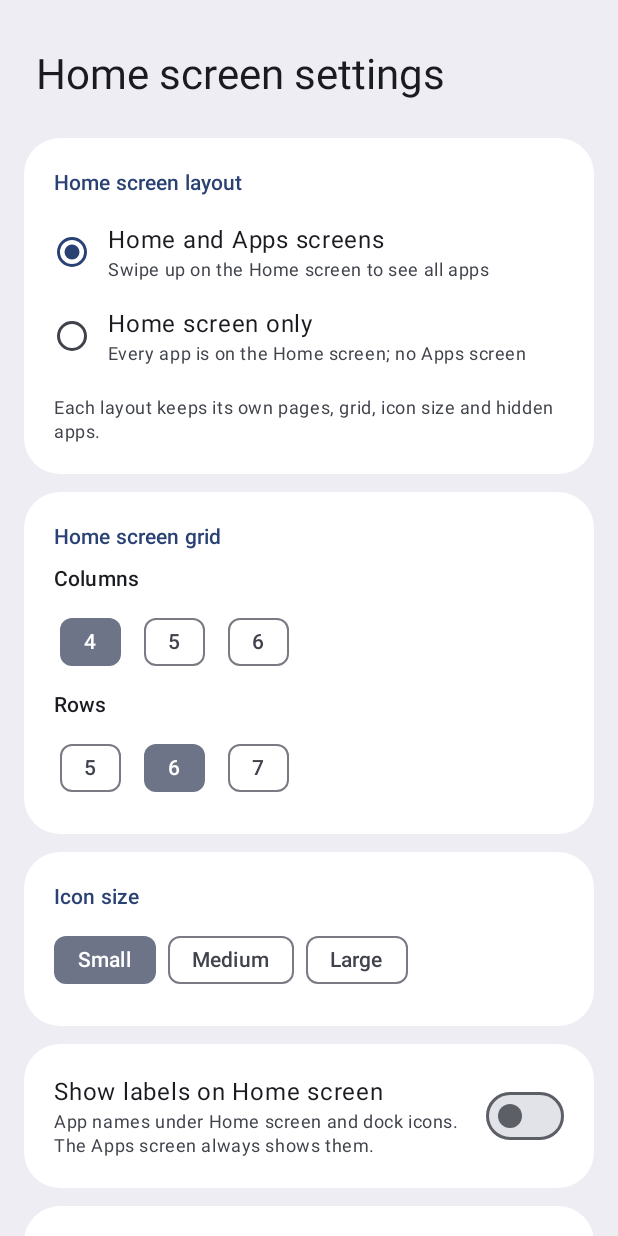
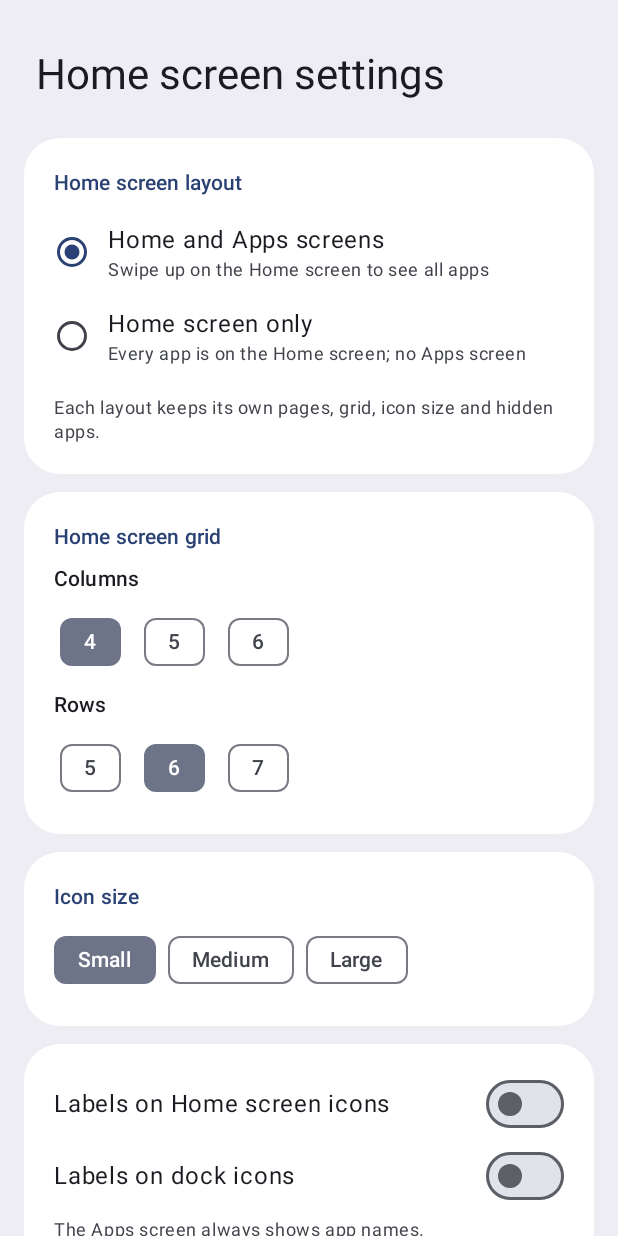
Before and after one commit to JacoMartins/canyon-ui-launcher, an Android app built with Jetpack Compose: the SettingsActivity screen opened directly, with no data from a screen before it, after a tap on "Small", on a phone screen of 412 x 824 dp. Run offline under Robolectric (Android 15) with nearby library versions, the phone set to English and light mode, and no system bars; our stand-ins replace Room's generated code.

Commit message:
Stage 1.5: 10sp labels, separate home and dock label switches
Co-Authored-By: Claude Opus 5.5 <noreply@anthropic.com>
Claude-Session: https://claude.ai/code/session_019c4sHobNMTCg8eiegxqmGT

```diff
--- a/app/build.gradle.kts
+++ b/app/build.gradle.kts
@@ -18,8 +18,8 @@ android {
         applicationId = "com.example.homelauncher"
         minSdk = 29
         targetSdk = 37
-        versionCode = 6
-        versionName = "0.1.4-stage1"
+        versionCode = 7
+        versionName = "0.1.5-stage1"
     }
 
     signingConfigs {
--- a/app/src/main/java/com/example/homelauncher/SettingsActivity.kt
+++ b/app/src/main/java/com/example/homelauncher/SettingsActivity.kt
@@ -17,6 +17,7 @@ import androidx.compose.foundation.layout.windowInsetsPadding
 import androidx.compose.foundation.rememberScrollState
 import androidx.compose.foundation.selection.selectable
 import androidx.compose.foundation.selection.selectableGroup
+import androidx.compose.foundation.selection.toggleable
 import androidx.compose.foundation.shape.RoundedCornerShape
 import androidx.compose.foundation.verticalScroll
 import androidx.compose.material3.FilterChip
@@ -161,16 +162,17 @@ private fun SettingsScreen(s: LauncherSettings, store: SettingsStore, hiddenMode
         }
 
         Card {
-            Row(verticalAlignment = Alignment.CenterVertically) {
-                Column(Modifier.weight(1f)) {
-                    Text(stringResource(R.string.show_labels), style = MaterialTheme.typography.bodyLarge)
-                    Text(stringResource(R.string.show_labels_summary), style = MaterialTheme.typography.bodySmall, color = MaterialTheme.colorScheme.onSurfaceVariant)
-                }
-                Switch(
-                    checked = s.grid.showLabels,
-                    onCheckedChange = { scope.launch { store.setShowLabels(s.layoutMode, it) } },
-                )
-            }
+            SwitchRow(
+                title = stringResource(R.string.show_home_labels),
+                checked = s.grid.showHomeLabels,
+                onChange = { scope.launch { store.setShowHomeLabels(s.layoutMode, it) } },
+            )
+            SwitchRow(
+                title = stringResource(R.string.show_dock_labels),
+                checked = s.grid.showDockLabels,
+                onChange = { scope.launch { store.setShowDockLabels(s.layoutMode, it) } },
+            )
+            Text(stringResource(R.string.labels_summary), style = MaterialTheme.typography.bodySmall, color = MaterialTheme.colorScheme.onSurfaceVariant)
         }
 
         Card(onClick = { showHidden = true }) {
@@ -191,6 +193,20 @@ private fun pluralHidden(n: Int): String =
     androidx.compose.ui.res.pluralStringResource(R.plurals.hidden_count, n, n)
 
 @Composable
+private fun SwitchRow(title: String, checked: Boolean, onChange: (Boolean) -> Unit) {
+    Row(
+        Modifier
+            .fillMaxWidth()
+            .toggleable(value = checked, role = Role.Switch, onValueChange = onChange)
+            .padding(vertical = 4.dp),
+        verticalAlignment = Alignment.CenterVertically,
+    ) {
+        Text(title, style = MaterialTheme.typography.bodyLarge, modifier = Modifier.weight(1f))
+        Switch(checked = checked, onCheckedChange = null)
+    }
+}
+
+@Composable
 private fun SectionTitle(text: String) {
     Text(text, style = MaterialTheme.typography.titleSmall, fontWeight = FontWeight.SemiBold, color = MaterialTheme.colorScheme.primary)
 }
--- a/app/src/main/java/com/example/homelauncher/data/HomeRepository.kt
+++ b/app/src/main/java/com/example/homelauncher/data/HomeRepository.kt
@@ -38,7 +38,8 @@ data class HomeState(
     val rows: Int,
     val dockSlots: Int,
     val iconSize: IconSize,
-    val showLabels: Boolean,
+    val showHomeLabels: Boolean,
+    val showDockLabels: Boolean,
     val items: List<HomeItem>,
 ) {
     val drawerEnabled get() = mode == LayoutMode.HOME_AND_DRAWER
@@ -168,7 +169,7 @@ class HomeRepository(
             (visible.maxOfOrNull { if (it.placed.container == Container.DESKTOP) it.placed.pageIndex else 0 } ?: 0) + 1,
             1,
         )
-        val state = HomeState(mode, pageCount, grid.columns, grid.rows, grid.dockSlots, grid.iconSize, grid.showLabels, visible)
+        val state = HomeState(mode, pageCount, grid.columns, grid.rows, grid.dockSlots, grid.iconSize, grid.showHomeLabels, grid.showDockLabels, visible)
         return Computed(state, dao, resolved.updates, additions)
     }
 
--- a/app/src/main/java/com/example/homelauncher/data/SettingsStore.kt
+++ b/app/src/main/java/com/example/homelauncher/data/SettingsStore.kt
@@ -37,8 +37,10 @@ data class GridSpec(
     val rows: Int = 6,
     val dockSlots: Int = 4,
     val iconSize: IconSize = IconSize.MEDIUM,
-    /** Labels under home and dock icons. The Apps screen always shows them. */
-    val showLabels: Boolean = false,
+    /** Labels under home screen icons. The Apps screen always shows them. */
+    val showHomeLabels: Boolean = false,
+    /** Labels under dock icons, set separately from the home screen. */
+    val showDockLabels: Boolean = false,
 )
 
 data class LauncherSettings(
@@ -76,7 +78,8 @@ class SettingsStore(private val context: Context) {
         fun rows(m: LayoutMode) = intPreferencesKey("${m.storageKey}.grid_rows")
         fun dock(m: LayoutMode) = intPreferencesKey("${m.storageKey}.dock_slots")
         fun iconSize(m: LayoutMode) = stringPreferencesKey("${m.storageKey}.icon_size")
-        fun showLabels(m: LayoutMode) = booleanPreferencesKey("${m.storageKey}.show_labels")
+        fun showHomeLabels(m: LayoutMode) = booleanPreferencesKey("${m.storageKey}.show_labels")
+        fun showDockLabels(m: LayoutMode) = booleanPreferencesKey("${m.storageKey}.show_dock_labels")
         fun hidden(m: LayoutMode) = stringSetPreferencesKey("${m.storageKey}.hidden_apps")
     }
 
@@ -87,7 +90,8 @@ class SettingsStore(private val context: Context) {
             rows = (p[Keys.rows(m)] ?: d.rows).coerceIn(MIN_ROWS, MAX_ROWS),
             dockSlots = (p[Keys.dock(m)] ?: d.dockSlots).coerceIn(4, 5),
             iconSize = p[Keys.iconSize(m)]?.let { v -> IconSize.entries.firstOrNull { it.name == v } } ?: d.iconSize,
-            showLabels = p[Keys.showLabels(m)] ?: d.showLabels,
+            showHomeLabels = p[Keys.showHomeLabels(m)] ?: d.showHomeLabels,
+            showDockLabels = p[Keys.showDockLabels(m)] ?: d.showDockLabels,
         )
     }
 
@@ -119,8 +123,12 @@ class SettingsStore(private val context: Context) {
         context.dataStore.edit { it[Keys.iconSize(mode)] = size.name }
     }
 
-    suspend fun setShowLabels(mode: LayoutMode, show: Boolean) {
-        context.dataStore.edit { it[Keys.showLabels(mode)] = show }
+    suspend fun setShowHomeLabels(mode: LayoutMode, show: Boolean) {
+        context.dataStore.edit { it[Keys.showHomeLabels(mode)] = show }
+    }
+
+    suspend fun setShowDockLabels(mode: LayoutMode, show: Boolean) {
+        context.dataStore.edit { it[Keys.showDockLabels(mode)] = show }
     }
 
     /** Hides or shows an app in the active layout mode only. */
--- a/app/src/main/res/values/strings.xml
+++ b/app/src/main/res/values/strings.xml
@@ -46,8 +46,9 @@
     <string name="icon_size_small">Small</string>
     <string name="icon_size_medium">Medium</string>
     <string name="icon_size_large">Large</string>
-    <string name="show_labels">Show labels on Home screen</string>
-    <string name="show_labels_summary">App names under Home screen and dock icons. The Apps screen always shows them.</string>
+    <string name="show_home_labels">Labels on Home screen icons</string>
+    <string name="show_dock_labels">Labels on dock icons</string>
+    <string name="labels_summary">The Apps screen always shows app names.</string>
     <string name="hidden_apps_per_layout">Applies to the current layout only</string>
     <plurals name="hidden_count">
         <item quantity="one">%1$d app hidden</item>
```
Also changed, not shown: app/src/main/java/com/example/homelauncher/HomeActivity.kt (+18 -12 lines), app/src/main/java/com/example/homelauncher/ui/home/AppIconView.kt (+9 -2 lines), 4 other files.
